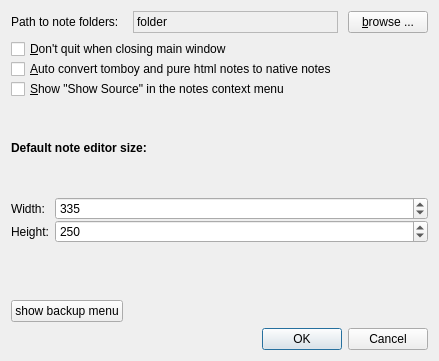
This is src/ui/preferences.ui in hakaishi/nobleNote as Qt 5 draws it before an edit. The edited form follows.
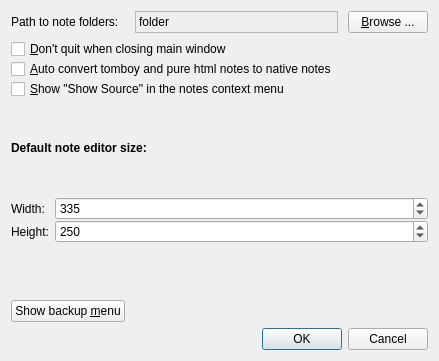
This is the edited form. Icons and pictures are not drawn.

Commit message: fixed all tree related crush problems; updated labels and minor typos

```diff
--- a/src/ui/preferences.ui
+++ b/src/ui/preferences.ui
@@ -46,7 +46,7 @@
       </sizepolicy>
      </property>
      <property name="text">
-      <string>&amp;browse ...</string>
+      <string>&amp;Browse ...</string>
      </property>
     </widget>
    </item>
@@ -60,7 +60,7 @@
    <item row="3" column="0">
     <widget class="QPushButton" name="restoreBackupsButton">
      <property name="text">
-      <string>show backup menu</string>
+      <string>Show backup &amp;menu</string>
      </property>
     </widget>
    </item>
```
Left out of the diff: 7 changed lines with no effect on the pictures. The commit also changes 5 other files.
